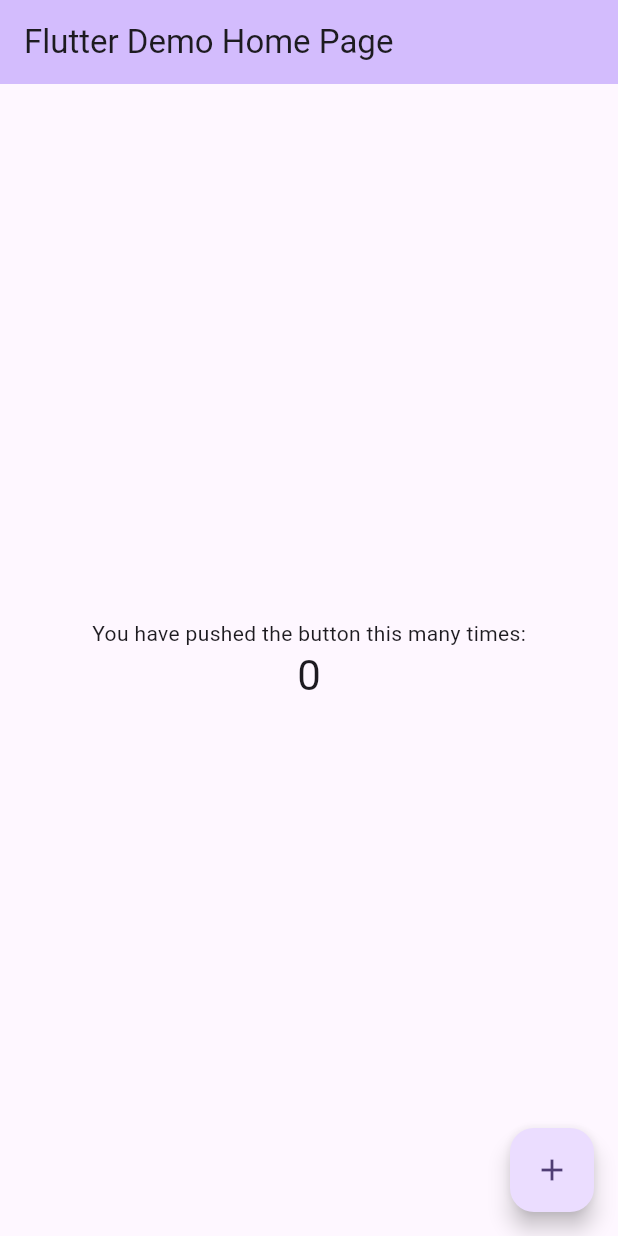
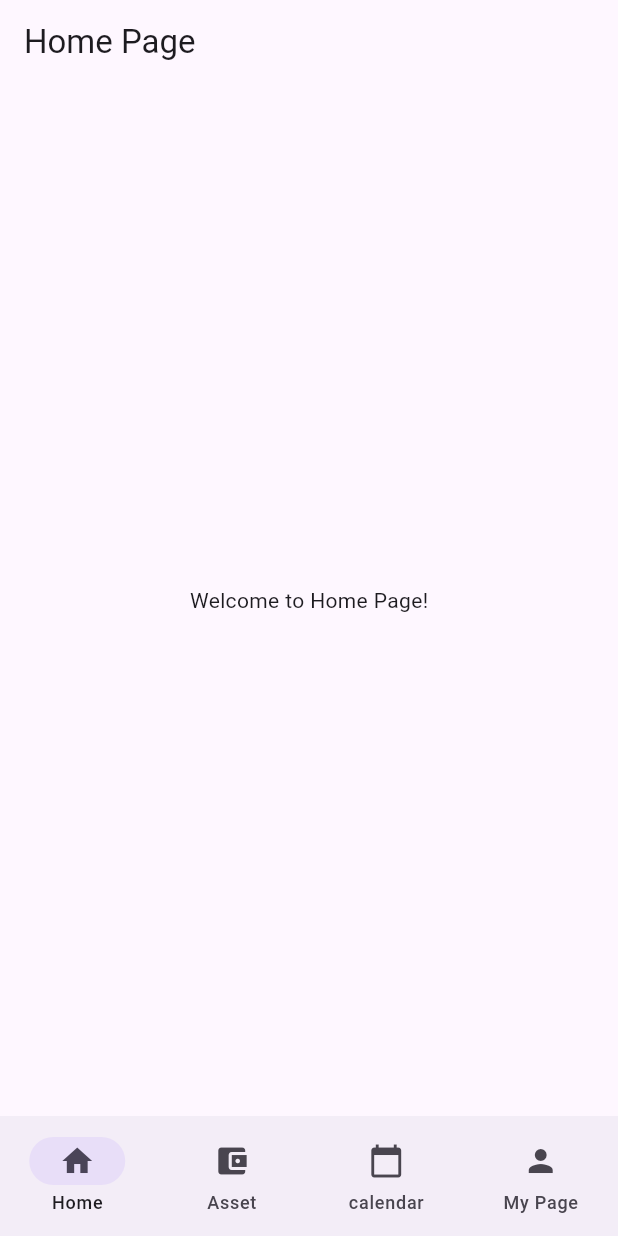
Before and after one commit to Team-course/account-book, a Flutter app: the screen it shows after launch, on a phone screen of 412 x 824 dp. Run offline on Flutter 3.47's test engine with Material 3 defaults, Android fonts, the phone set to English and light mode, and no system bars; our stand-ins replace get.

Commit message:
NavigationBar

```diff
--- /dev/null
+++ b/lib/asset_page.dart
@@ -0,0 +1,11 @@
+import 'package:flutter/material.dart';
+
+class AssetPage extends StatelessWidget {
+  @override
+  Widget build(BuildContext context) {
+    return Scaffold(
+      appBar: AppBar(title: Text("Asset Page")),
+      body: Center(child: Text("Manage your assets here")),
+    );
+  }
+}
--- /dev/null
+++ b/lib/calendar_page.dart
@@ -0,0 +1,11 @@
+import 'package:flutter/material.dart';
+
+class CalendarPage extends StatelessWidget {
+  @override
+  Widget build(BuildContext context) {
+    return Scaffold(
+      appBar: AppBar(title: Text("Calendar Page")),
+      body: Center(child: Text("Here is your Calendar")),
+    );
+  }
+}
--- /dev/null
+++ b/lib/home_page.dart
@@ -0,0 +1,11 @@
+import 'package:flutter/material.dart';
+
+class HomePage extends StatelessWidget {
+  @override
+  Widget build(BuildContext context) {
+    return Scaffold(
+      appBar: AppBar(title: Text("Home Page")),
+      body: Center(child: Text("Welcome to Home Page!")),
+    );
+  }
+}
--- a/lib/main.dart
+++ b/lib/main.dart
@@ -1,4 +1,5 @@
 import 'package:flutter/material.dart';
+import 'navigation_bar.dart';
 
 void main() {
   runApp(const MyApp());
@@ -8,118 +9,15 @@ class MyApp extends StatelessWidget {
   const MyApp({super.key});
 
   // This widget is the root of your application.
+  //UI 요소 화면 출력 정의
   @override
   Widget build(BuildContext context) {
-    return MaterialApp(
-      title: 'Flutter Demo',
-      theme: ThemeData(
-        // This is the theme of your application.
-        //
-        // TRY THIS: Try running your application with "flutter run". You'll see
-        // the application has a purple toolbar. Then, without quitting the app,
-        // try changing the seedColor in the colorScheme below to Colors.green
-        // and then invoke "hot reload" (save your changes or press the "hot
-        // reload" button in a Flutter-supported IDE, or press "r" if you used
-        // the command line to start the app).
-        //
-        // Notice that the counter didn't reset back to zero; the application
-        // state is not lost during the reload. To reset the state, use hot
-        // restart instead.
-        //
-        // This works for code too, not just values: Most code changes can be
-        // tested with just a hot reload.
-        colorScheme: ColorScheme.fromSeed(seedColor: Colors.deepPurple),
-        useMaterial3: true,
-      ),
-      home: const MyHomePage(title: 'Flutter Demo Home Page'),
+    return MaterialApp(      //앱이 기본 구조와 테마 설정
+        title: 'Navigation App',
+        theme: ThemeData(
+          primarySwatch: Colors.blue,
+        ),
+        home: NavigationMenu(),
     );
   }
 }
-
-class MyHomePage extends StatefulWidget {
-  const MyHomePage({super.key, required this.title});
-
-  // This widget is the home page of your application. It is stateful, meaning
-  // that it has a State object (defined below) that contains fields that affect
-  // how it looks.
-
-  // This class is the configuration for the state. It holds the values (in this
-  // case the title) provided by the parent (in this case the App widget) and
-  // used by the build method of the State. Fields in a Widget subclass are
-  // always marked "final".
-
-  final String title;
-
-  @override
-  State<MyHomePage> createState() => _MyHomePageState();
-}
-
-class _MyHomePageState extends State<MyHomePage> {
-  int _counter = 0;
-
-  void _incrementCounter() {
-    setState(() {
-      // This call to setState tells the Flutter framework that something has
-      // changed in this State, which causes it to rerun the build method below
-      // so that the display can reflect the updated values. If we changed
-      // _counter without calling setState(), then the build method would not be
-      // called again, and so nothing would appear to happen.
-      _counter++;
-    });
-  }
-
-  @override
-  Widget build(BuildContext context) {
-    // This method is rerun every time setState is called, for instance as done
-    // by the _incrementCounter method above.
-    //
-    // The Flutter framework has been optimized to make rerunning build methods
-    // fast, so that you can just rebuild anything that needs updating rather
-    // than having to individually change instances of widgets.
-    return Scaffold(
-      appBar: AppBar(
-        // TRY THIS: Try changing the color here to a specific color (to
-        // Colors.amber, perhaps?) and trigger a hot reload to see the AppBar
-        // change color while the other colors stay the same.
-        backgroundColor: Theme.of(context).colorScheme.inversePrimary,
-        // Here we take the value from the MyHomePage object that was created by
-        // the App.build method, and use it to set our appbar title.
-        title: Text(widget.title),
-      ),
-      body: Center(
-        // Center is a layout widget. It takes a single child and positions it
-        // in the middle of the parent.
-        child: Column(
-          // Column is also a layout widget. It takes a list of children and
-          // arranges them vertically. By default, it sizes itself to fit its
-          // children horizontally, and tries to be as tall as its parent.
-          //
-          // Column has various properties to control how it sizes itself and
-          // how it positions its children. Here we use mainAxisAlignment to
-          // center the children vertically; the main axis here is the vertical
-          // axis because Columns are vertical (the cross axis would be
-          // horizontal).
-          //
-          // TRY THIS: Invoke "debug painting" (choose the "Toggle Debug Paint"
-          // action in the IDE, or press "p" in the console), to see the
-          // wireframe for each widget.
-          mainAxisAlignment: MainAxisAlignment.center,
-          children: <Widget>[
-            const Text(
-              'You have pushed the button this many times:',
-            ),
-            Text(
-              '$_counter',
-              style: Theme.of(context).textTheme.headlineMedium,
-            ),
-          ],
-        ),
-      ),
-      floatingActionButton: FloatingActionButton(
-        onPressed: _incrementCounter,
-        tooltip: 'Increment',
-        child: const Icon(Icons.add),
-      ), // This trailing comma makes auto-formatting nicer for build methods.
-    );
-  }
-}
--- /dev/null
+++ b/lib/my_page.dart
@@ -0,0 +1,11 @@
+import 'package:flutter/material.dart';
+
+class MyPage extends StatelessWidget {
+  @override
+  Widget build(BuildContext context) {
+    return Scaffold(
+      appBar: AppBar(title: Text("My Page")),
+      body: Center(child: Text("This is My Page")),
+    );
+  }
+}
--- /dev/null
+++ b/lib/navigation_bar.dart
@@ -0,0 +1,47 @@
+import 'package:flutter/material.dart';
+import 'package:get/get.dart';
+import 'home_page.dart';
+import 'asset_page.dart';
+import 'calendar_page.dart';
+import 'my_page.dart';
+
+class NavigationMenu extends StatelessWidget{
+  const NavigationMenu({super.key});
+
+  @override
+  Widget build(BuildContext context) {
+    final controller = Get.put(NavigationController());
+
+    return Scaffold(
+      bottomNavigationBar: Obx(
+          () => NavigationBar(
+              height: 80,
+              elevation: 0,
+              selectedIndex: controller.selectedIndex.value,
+              onDestinationSelected: (index) => controller.selectedIndex.value = index,
+              destinations: const [
+                NavigationDestination(icon: Icon(Icons.home), label: "Home"),
+                NavigationDestination(icon: Icon(Icons.account_balance_wallet), label: "Asset"),
+                NavigationDestination(icon: Icon(Icons.calendar_today), label: "calendar"),
+                NavigationDestination(icon: Icon(Icons.person), label: "My Page"),
+              ]
+          )
+      ),
+      body: Obx(() => controller.screens[controller.selectedIndex.value]),
+    );
+  }}
+
+class NavigationController extends GetxController {
+  final Rx<int> selectedIndex = 0.obs;
+
+  final screens = [
+    HomePage(),
+    AssetPage(),
+    CalendarPage(),
+    MyPage()
+    // Container(color: Colors.green),
+    // Container(color: Colors.purple),
+    // Container(color: Colors.orange),
+    // Container(color: Colors.blue)
+  ];
+}
--- a/pubspec.yaml
+++ b/pubspec.yaml
@@ -30,6 +30,8 @@ environment:
 dependencies:
   flutter:
     sdk: flutter
+  get: ^4.6.5
+
 
 
   # The following adds the Cupertino Icons font to your application.
```
Also changed, not shown: pubspec.lock.
